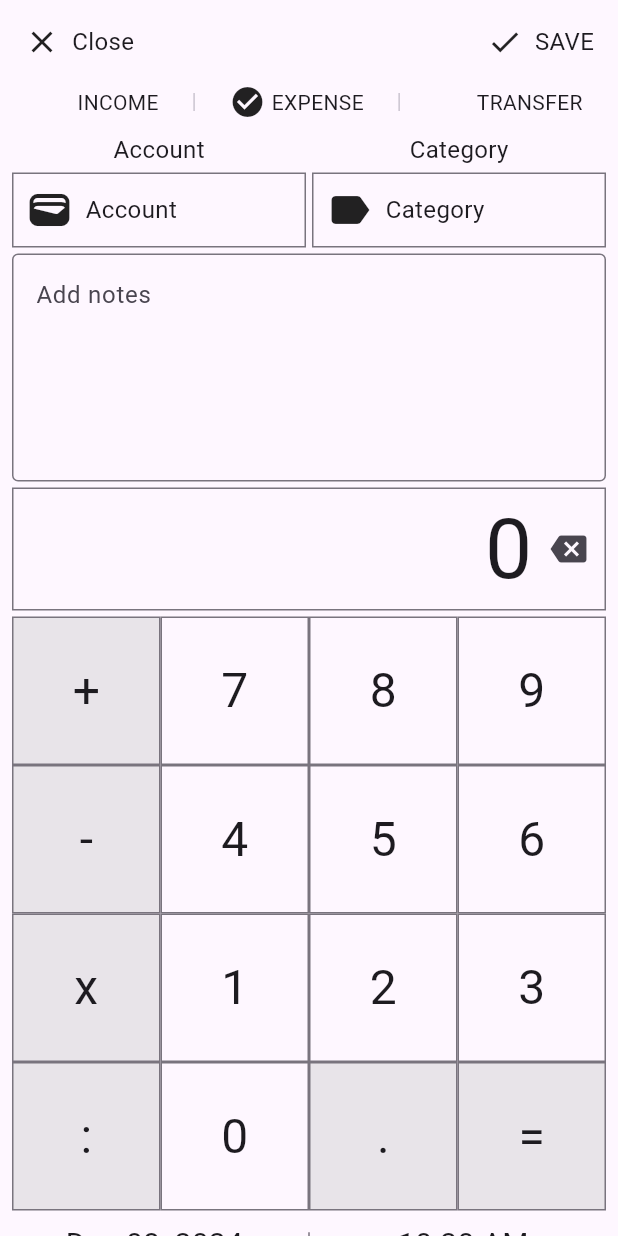
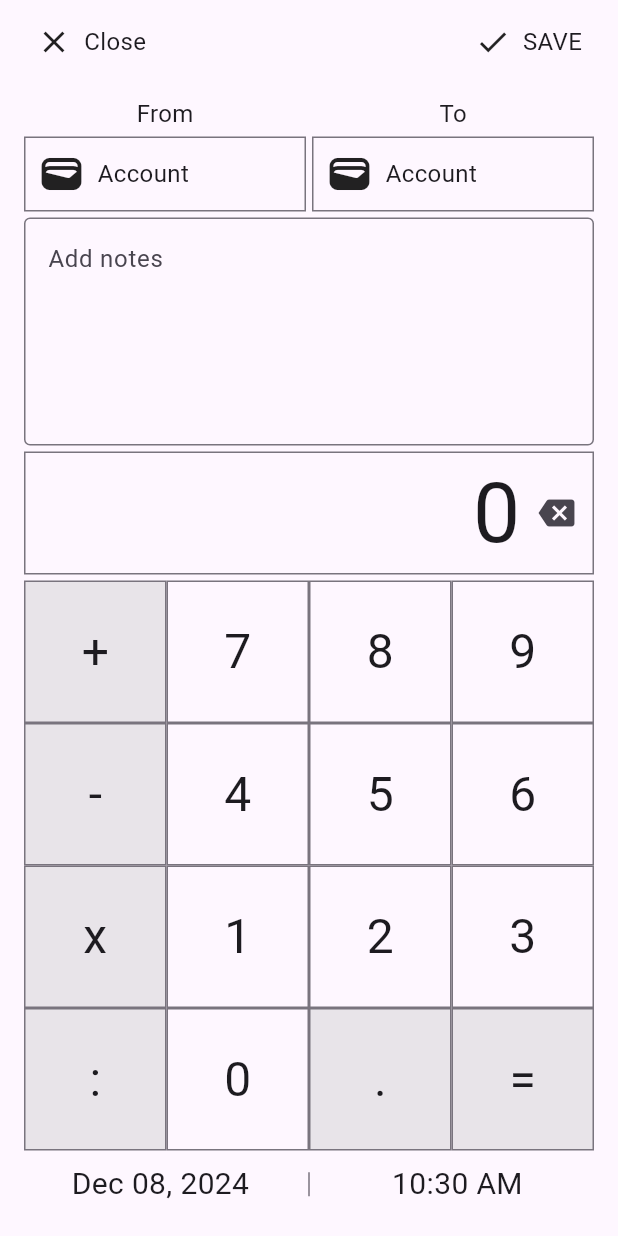
Before and after one commit to Harits19/my_money, a Flutter app: the AddView screen opened by its route, on a phone screen of 412 x 824 dp. Run offline on Flutter 3.47's test engine with Material 3 defaults, Android fonts, the phone set to English and light mode, and no system bars; generated files the repository leaves out were written again.

Commit message:
handle detail record view

```diff
--- a/lib/src/add/add_constant.dart
+++ b/lib/src/add/add_constant.dart
@@ -14,17 +14,7 @@ final incomeExpenseDetail = [
   ),
 ];
 
-final List<AddTypeModel> tabBar = [
-  AddTypeModel(
-    details: incomeExpenseDetail,
-    title: 'INCOME',
-  ),
-  AddTypeModel(
-    details: incomeExpenseDetail,
-    title: 'EXPENSE',
-  ),
-  AddTypeModel(
-    details: [
+final List<AddTypeDetailModel> addTypeDetailModel = [
   AddTypeDetailModel(
     title: "From",
     detail: "Account",
@@ -35,11 +25,7 @@ final List<AddTypeModel> tabBar = [
     detail: "Account",
     icon: Icons.wallet,
   )
-    ],
-    title: 'TRANSFER',
-  ),
 ];
-
 final accountTypeList = [
   AccountTypeModel(
     name: 'Card',
--- a/lib/src/add/add_view.dart
+++ b/lib/src/add/add_view.dart
@@ -1,6 +1,5 @@
 import 'package:flutter/material.dart';
 import 'package:intl/intl.dart';
-import 'package:my_money/src/add/add_model.dart';
 import 'package:my_money/src/add/components/action_view.dart';
 import 'package:my_money/src/add/add_constant.dart';
 import 'package:my_money/src/add/components/calculator_button.dart';
@@ -21,7 +20,6 @@ class AddView extends StatefulWidget {
 }
 
 class _AddViewState extends State<AddView> {
-  String selectedType = tabBar[1].title;
   String total = "0";
 
   var date = DateTime.now();
@@ -29,11 +27,10 @@ class _AddViewState extends State<AddView> {
 
   @override
   Widget build(BuildContext context) {
-    final selectedTab = tabBar.firstWhere((item) => item.title == selectedType);
     return Scaffold(
       body: SafeArea(
         child: Padding(
-          padding: const EdgeInsets.symmetric(horizontal: 8),
+          padding: const EdgeInsets.symmetric(horizontal: 16),
           child: SingleChildScrollView(
             child: Column(
               children: [
@@ -60,35 +57,6 @@ class _AddViewState extends State<AddView> {
                 const SizedBox(
                   height: 8,
                 ),
-                MyRow.separated(
-                  mainAxisAlignment: MainAxisAlignment.spaceEvenly,
-                  separator: const SizedBox(
-                    height: 12,
-                    child: VerticalDivider(),
-                  ),
-                  children: tabBar
-                      .map(
-                        (item) => Row(
-                          children: [
-                            Opacity(
-                              opacity: selectedType == item.title ? 1 : 0,
-                              child: const Icon(Icons.check_circle),
-                            ),
-                            const SizedBox(
-                              width: 4,
-                            ),
-                            InkWell(
-                              onTap: () {
-                                selectedType = item.title;
-                                setState(() {});
-                              },
-                              child: Text(item.title),
-                            ),
-                          ],
-                        ),
-                      )
-                      .toList(),
-                ),
                 const SizedBox(
                   height: 8,
                 ),
@@ -97,7 +65,7 @@ class _AddViewState extends State<AddView> {
                     width: 4,
                   ),
                   children: [
-                    ...selectedTab.details.map(
+                    ...addTypeDetailModel.map(
                       (item) => Expanded(
                         child: Column(
                           children: [
--- a/lib/src/records/components/date_view.dart
+++ b/lib/src/records/components/date_view.dart
@@ -60,7 +60,7 @@ class _DateViewState extends State<DateView> {
                 width: 16,
               ),
               Text(
-                DateUtil.dateFormat1(date),
+                DateUtil.format1(date),
                 style: const TextStyle(
                   fontSize: 16,
                 ),
```
Also changed, not shown: lib/src/records/components/detail_record_dialog.dart (added, +134 -0 lines), lib/src/records/components/detail_record_view.dart (+12 -4 lines), lib/src/util/date_util.dart (+12 -2 lines). Lines whose indentation alone changed are shown as unchanged.
